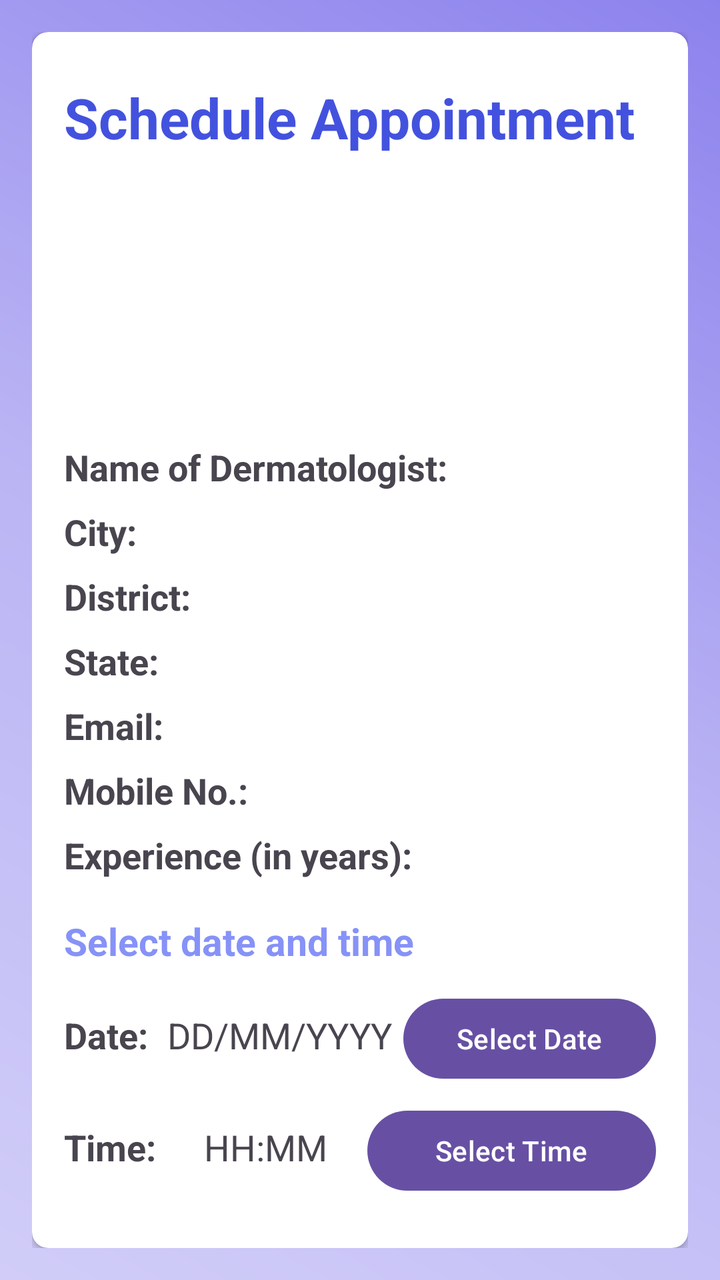
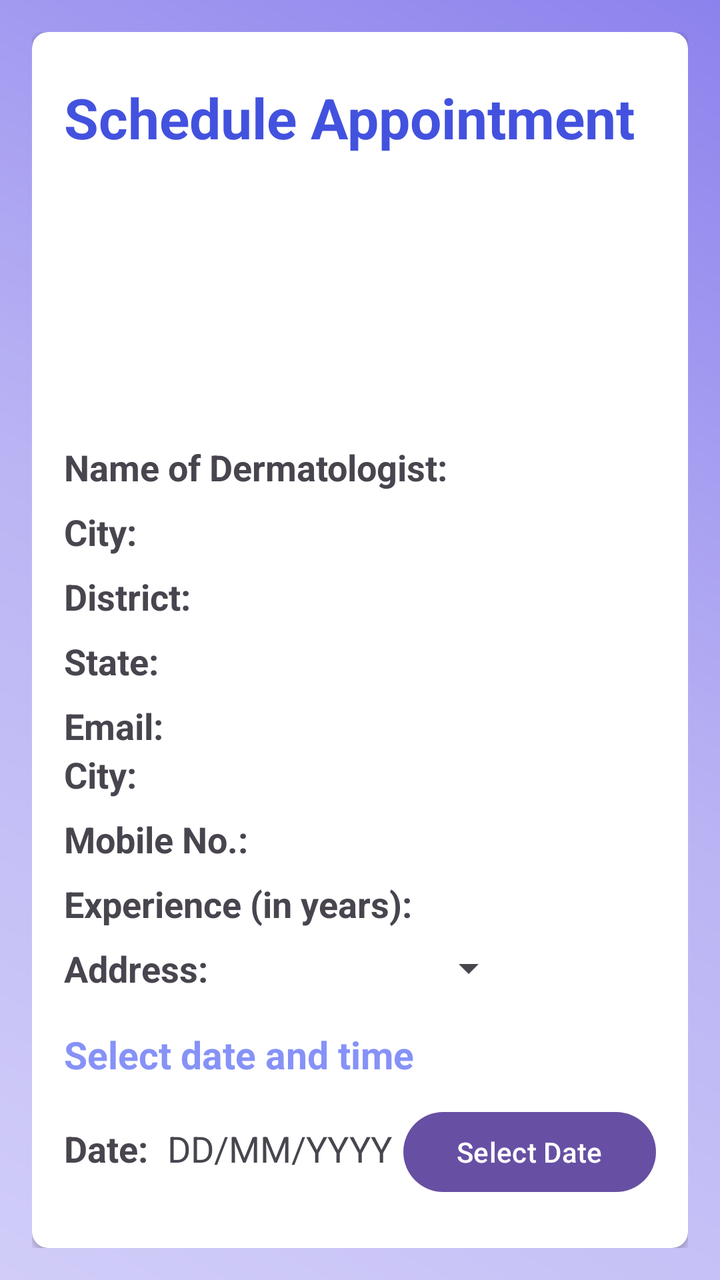

Screens rendered from an Android XML layout before and after an edit, with the pre-edit source and the edit as a unified diff.
<!-- AndroidManifest.xml: application theme Theme.EDermaCareLatestt -->
<!-- res/layout/activity_book_appointment.xml -->
<?xml version="1.0" encoding="utf-8"?>
<androidx.constraintlayout.widget.ConstraintLayout xmlns:android="http://schemas.android.com/apk/res/android"
    xmlns:app="http://schemas.android.com/apk/res-auto"
    xmlns:tools="http://schemas.android.com/tools"
    android:layout_width="match_parent"
    android:layout_height="match_parent"
    android:background="@drawable/gradients"
    android:orientation="vertical"
    android:padding="16dp">

    <androidx.cardview.widget.CardView
        android:layout_width="match_parent"
        android:layout_height="wrap_content"
        app:cardBackgroundColor="@android:color/white"
        app:cardCornerRadius="8dp"
        app:layout_constraintBottom_toBottomOf="parent"
        app:layout_constraintEnd_toEndOf="parent"
        app:layout_constraintStart_toStartOf="parent"
        app:layout_constraintTop_toTopOf="parent">

        <LinearLayout
            android:layout_width="match_parent"
            android:layout_height="wrap_content"
            android:orientation="vertical"
            android:padding="16dp">

            <TextView
                android:layout_width="300dp"
                android:layout_height="wrap_content"
                android:layout_marginTop="8dp"
                android:text="Schedule Appointment"
                android:textAlignment="textStart"
                android:textColor="@color/dark_lavender"
                android:textSize="28sp"
                android:textStyle="bold" />

            <ImageView
                android:id="@+id/dermatologistImageView"
                android:layout_width="118dp"
                android:layout_height="100dp"
                android:layout_gravity="center"
                android:layout_marginTop="16dp"

                android:scaleType="fitCenter" />

        <LinearLayout
            android:layout_width="wrap_content"
            android:layout_height="wrap_content"
            android:layout_gravity="center_vertical"
            android:layout_marginTop="28dp"
            android:orientation="horizontal">

            <TextView
                android:id="@+id/nameTextView"
                android:layout_width="wrap_content"
                android:layout_height="wrap_content"
                android:text="Name of Dermatologist: "
                android:textSize="18sp"
                android:textStyle="bold" />

            <TextView
                android:id="@+id/fbname"
                android:layout_width="wrap_content"
                android:layout_height="wrap_content"
                android:textColor="@color/black"
                android:textSize="17sp"
                android:layout_marginStart="8dp" />

        </LinearLayout>


        <LinearLayout
            android:layout_width="wrap_content"
            android:layout_height="wrap_content"
            android:layout_gravity="center_vertical"
            android:layout_marginTop="8dp"
            android:orientation="horizontal">

            <TextView
                android:id="@+id/cityTextView"
                android:layout_width="wrap_content"
                android:layout_height="wrap_content"
                android:text="City: "
                android:textSize="18sp"
                android:textStyle="bold" />

            <TextView
                android:id="@+id/fbcity"
                android:layout_width="wrap_content"
                android:layout_height="wrap_content"
                android:textColor="@color/black"
                android:textSize="17sp"
                android:layout_marginStart="8dp" />

        </LinearLayout>


        <LinearLayout
            android:layout_width="wrap_content"
            android:layout_height="wrap_content"
            android:layout_gravity="center_vertical"
            android:layout_marginTop="8dp"
            android:orientation="horizontal">

            <TextView
                android:id="@+id/districtTextView"
                android:layout_width="wrap_content"
                android:layout_height="wrap_content"
                android:text="District: "
                android:textSize="18sp"
                android:textStyle="bold" />

            <TextView
                android:id="@+id/fbdistrict"
                android:layout_width="wrap_content"
                android:layout_height="wrap_content"
                android:textColor="@color/black"
                android:textSize="17sp"
                android:layout_marginStart="8dp" />

        </LinearLayout>

        <LinearLayout
            android:layout_width="wrap_content"
            android:layout_height="wrap_content"
            android:layout_gravity="center_vertical"
            android:layout_marginTop="8dp"
            android:orientation="horizontal">

            <TextView
                android:id="@+id/stateTextView"
                android:layout_width="wrap_content"
                android:layout_height="wrap_content"
                android:text="State: "
                android:textSize="18sp"
                android:textStyle="bold" />
            <TextView
                android:id="@+id/fbstate"
                android:layout_width="wrap_content"
                android:layout_height="wrap_content"
                android:textColor="@color/black"
                android:textSize="17sp"
                android:layout_marginStart="8dp" />

        </LinearLayout>

        <LinearLayout
            android:layout_width="wrap_content"
            android:layout_height="wrap_content"
            android:layout_gravity="center_vertical"
            android:layout_marginTop="8dp"
            android:orientation="horizontal">

            <TextView
                android:id="@+id/emailTextView"
                android:layout_width="wrap_content"
                android:layout_height="wrap_content"
                android:text="Email: "
                android:textSize="18sp"
                android:textStyle="bold" />

            <TextView
                android:id="@+id/fbnemail"
                android:layout_width="wrap_content"
                android:layout_height="wrap_content"
                android:textColor="@color/black"
                android:textSize="17sp"
                android:layout_marginStart="8dp" />

        </LinearLayout>

        <LinearLayout
            android:layout_width="wrap_content"
            android:layout_height="wrap_content"
            android:layout_gravity="center_vertical"
            android:layout_marginTop="8dp"
            android:orientation="horizontal">

            <TextView
                android:id="@+id/mobileTextView"
                android:layout_width="wrap_content"
                android:layout_height="wrap_content"
                android:text="Mobile No.: "
                android:textSize="18sp"
                android:textStyle="bold" />

            <TextView
                android:id="@+id/fbmobile"
                android:layout_width="wrap_content"
                android:layout_height="wrap_content"
                android:textColor="@color/black"
                android:textSize="17sp"
                android:layout_marginStart="8dp" />

        </LinearLayout>

        <LinearLayout
            android:layout_width="wrap_content"
            android:layout_height="wrap_content"
            android:layout_gravity="center_vertical"
            android:layout_marginTop="8dp"
            android:orientation="horizontal">

            <TextView
                android:id="@+id/expTextView"
                android:layout_width="wrap_content"
                android:layout_height="wrap_content"
                android:text="Experience (in years): "
                android:textSize="18sp"
                android:textStyle="bold" />

            <TextView
                android:id="@+id/fbexperience"
                android:layout_width="wrap_content"
                android:layout_height="wrap_content"
                android:textColor="@color/black"
                android:textSize="17sp"
                android:layout_marginStart="8dp" />

        </LinearLayout>

            <TextView
                android:layout_width="260dp"
                android:layout_height="wrap_content"
                android:layout_marginTop="18dp"
                android:text="Select date and time"
                android:textAlignment="textStart"
                android:textColor="@color/lavender"
                android:textSize="19sp"
                android:textStyle="bold" />


            <LinearLayout
                android:layout_width="match_parent"
                android:layout_height="wrap_content"
                android:orientation="horizontal"
                android:layout_marginTop="12dp">

                <TextView
                    android:id="@+id/dateLabelTextView"
                    android:layout_width="wrap_content"
                    android:layout_height="wrap_content"
                    android:text="Date: "
                    android:textSize="18sp"
                    android:textStyle="bold"
                    android:layout_weight="1"/>

                <TextView
                    android:id="@+id/dateTextView"
                    android:layout_width="wrap_content"
                    android:layout_height="wrap_content"
                    android:text="DD/MM/YYYY"
                    android:textSize="18sp"
                    android:layout_weight="1"/>

                <Button
                    android:id="@+id/selectDateButton"
                    android:layout_width="wrap_content"
                    android:layout_height="wrap_content"
                    android:text="Select Date"
                    android:layout_weight="1"/>


            </LinearLayout>

            <LinearLayout
                android:layout_width="match_parent"
                android:layout_height="wrap_content"
                android:orientation="horizontal"
                android:layout_marginTop="8dp">

                <TextView
                    android:id="@+id/timeLabelTextView"
                    android:layout_width="wrap_content"
                    android:layout_height="wrap_content"
                    android:text="Time: "
                    android:textSize="18sp"
                    android:textStyle="bold"
                    android:layout_weight="1"/>

                <TextView
                    android:id="@+id/timeTextView"
                    android:layout_width="wrap_content"
                    android:layout_height="wrap_content"
                    android:text="HH:MM"
                    android:textSize="18sp"
                    android:layout_weight="1"/>

                <Button
                    android:id="@+id/selectTimeButton"
                    android:layout_width="wrap_content"
                    android:layout_height="wrap_content"
                    android:text="Select Time"
                    android:layout_weight="1"/>

            </LinearLayout>


            <Button
                android:id="@+id/bookAppointment"
                android:layout_width="match_parent"
                android:layout_height="50dp"
                android:layout_marginTop="20dp"
                android:text="Book Appointment"
                android:textSize="16sp"
                app:cornerRadius="20dp" />


        </LinearLayout>

    </androidx.cardview.widget.CardView>

</androidx.constraintlayout.widget.ConstraintLayout>
<!-- resources referenced by this layout -->
<resources>
  <color name="black">#FF000000</color>
  <color name="dark_lavender">#4352de</color>
  <color name="lavender">#8692F7</color>
  <!-- drawable gradients (drawable) -->
  <?xml version="1.0" encoding="utf-8"?>
  <shape
      android:shape = "rectangle"
      xmlns:android = "http://schemas.android.com/apk/res/android" >
  
      <gradient
          android:startColor = "#d1cdf8"
          android:centerColor = "#bab4f4"
          android:endColor = "#8c82ed"
          android:angle = "45"
          android:type = "linear" />
  </shape>
  <style name="Theme.EDermaCareLatestt" parent="Base.Theme.EDermaCareLatestt" />
  <style name="Base.Theme.EDermaCareLatestt" parent="Theme.Material3.DayNight.NoActionBar">
          
          
      </style>
</resources>

<!-- the commit's change to res/layout/activity_book_appointment.xml (unified diff, before → after) -->
@@ -169,7 +169,15 @@
 
         </LinearLayout>
 
-        <LinearLayout
+            <TextView
+                android:id="@+id/addressTextView"
+                android:layout_width="wrap_content"
+                android:layout_height="wrap_content"
+                android:text="City: "
+                android:textSize="18sp"
+                android:textStyle="bold" />
+
+            <LinearLayout
             android:layout_width="wrap_content"
             android:layout_height="wrap_content"
             android:layout_gravity="center_vertical"
@@ -219,6 +227,28 @@
 
         </LinearLayout>
 
+
+
+            <LinearLayout
+                android:layout_width="wrap_content"
+                android:layout_height="wrap_content"
+                android:layout_gravity="center_vertical"
+                android:layout_marginTop="8dp"
+                android:orientation="horizontal">
+                <TextView
+                    android:id="@+id/addTextView"
+                    android:layout_width="wrap_content"
+                    android:layout_height="wrap_content"
+                    android:text="Address: "
+                    android:textSize="18sp"
+                    android:textStyle="bold" />
+
+                <Spinner
+                    android:id="@+id/clinicAddressSpinner"
+                    android:layout_width="150dp"
+                    android:layout_height="24dp"
+                    android:layout_below="@id/fbexperience" />
+            </LinearLayout>
             <TextView
                 android:layout_width="260dp"
                 android:layout_height="wrap_content"
